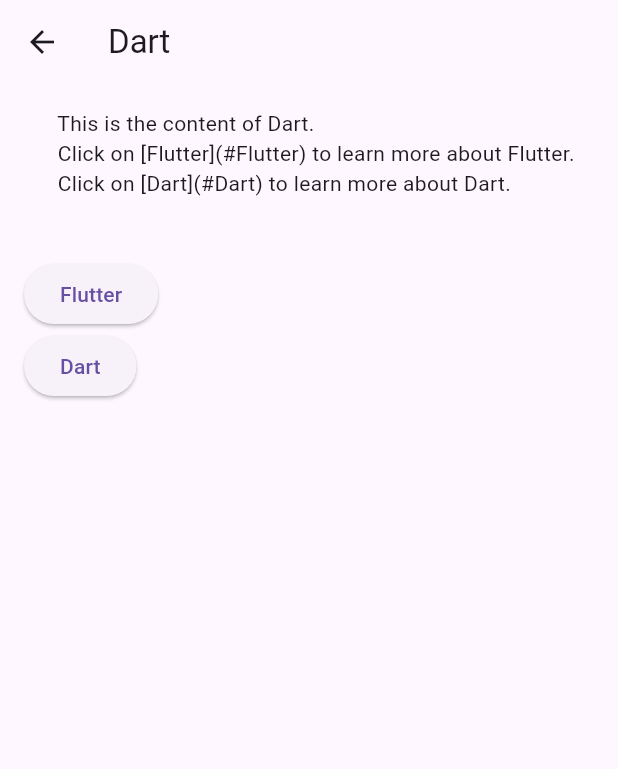
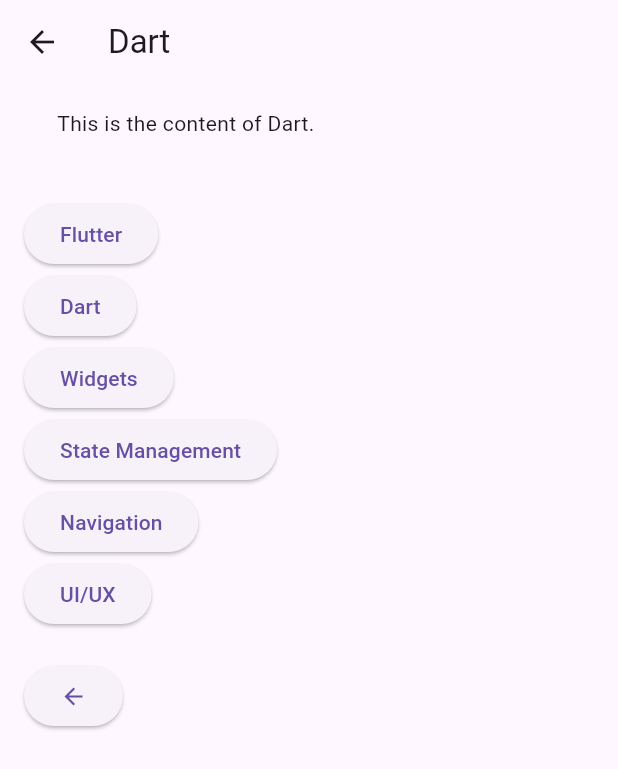
Before and after one commit to sofeeka/empat_project_08, a Flutter app: the screen it shows after launch, tab 2 chosen, after a tap on "Dart", on a phone screen of 412 x 824 dp. Shown: the top 769 px of the screen. Run offline on Flutter 3.47's test engine with Material 3 defaults, Android fonts, the phone set to English and light mode, and no system bars.

Commit message:
Implemented change of color on pop()

```diff
--- a/lib/screens/page_detail_screen.dart
+++ b/lib/screens/page_detail_screen.dart
@@ -18,8 +18,6 @@
     // Sample content with links
     content = '''
       This is the content of ${widget.pageName}.
-      Click on [Flutter](#Flutter) to learn more about Flutter.
-      Click on [Dart](#Dart) to learn more about Dart.
     ''';
   }
 
@@ -36,29 +34,35 @@
           children: [
             Text(content),
             const SizedBox(height: 20),
+            buildElevatedButton(context, 'Flutter'),
+            buildElevatedButton(context, 'Dart'),
+            buildElevatedButton(context, 'Widgets'),
+            buildElevatedButton(context, 'State Management'),
+            buildElevatedButton(context, 'Navigation'),
+            buildElevatedButton(context, 'UI/UX'),
+            const SizedBox(height: 20),
             ElevatedButton(
               onPressed: () {
-                Navigator.pushNamed(
-                  context,
-                  '/wikiPageDetail',
-                  arguments: {'pageName': 'Flutter'},
-                );
+                Navigator.pop(context, Colors.black12);
               },
-              child: const Text('Flutter'),
-            ),
-            ElevatedButton(
-              onPressed: () {
-                Navigator.pushNamed(
-                  context,
-                  '/wikiPageDetail',
-                  arguments: {'pageName': 'Dart'},
-                );
-              },
-              child: const Text('Dart'),
+              child: const Icon(Icons.arrow_back),
             ),
           ],
         ),
       ),
     );
   }
+
+  ElevatedButton buildElevatedButton(BuildContext context, String name) {
+    return ElevatedButton(
+            onPressed: () {
+              Navigator.pushNamed(
+                context,
+                '/wikiPageDetail',
+                arguments: {'pageName': name},
+              );
+            },
+            child: Text(name),
+          );
+  }
 }
--- a/lib/screens/wiki_screen.dart
+++ b/lib/screens/wiki_screen.dart
@@ -1,10 +1,14 @@
 import 'package:flutter/material.dart';
+import '../widgets/wiki_entry_link.dart';
 
-import '../widgets/wiki_link.dart';
-
-class WikiHomeScreen extends StatelessWidget {
+class WikiHomeScreen extends StatefulWidget {
   WikiHomeScreen({super.key});
 
+  @override
+  _WikiHomeScreenState createState() => _WikiHomeScreenState();
+}
+
+class _WikiHomeScreenState extends State<WikiHomeScreen> {
   final List<String> pages = [
     'Flutter',
     'Dart',
@@ -14,16 +18,22 @@
     'UI/UX',
   ];
 
+  final Map<String, Color?> linkColors = {};
+
   @override
   Widget build(BuildContext context) {
     return Scaffold(
-      appBar: AppBar(
-        title: const Text('Wiki Home'),
-      ),
       body: ListView.builder(
         itemCount: pages.length,
         itemBuilder: (context, index) {
-          return WikiEntryLink(pageName: pages[index]);
+          return WikiEntryLink(
+            pageName: pages[index],
+            onColorChanged: (color) {
+              setState(() {
+                linkColors[pages[index]] = color;
+              });
+            },
+          );
         },
       ),
     );
```
Also changed, not shown: lib/widgets/wiki_entry_link.dart (renamed from lib/widgets/wiki_link.dart, +15 -9 lines).
